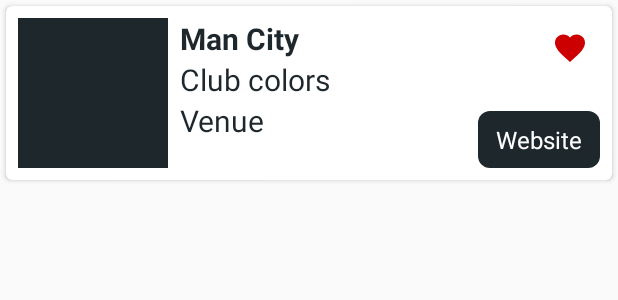
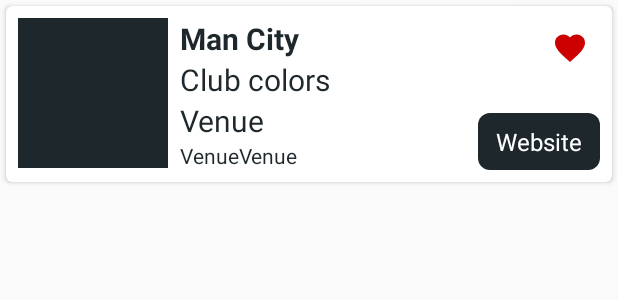
Before and after one commit to MohamedE610/PremierLeagueApp, an Android app: the layout item_team.xml on its own in the app's theme, with its tools: preview values and no code run, on a phone screen of 412 x 824 dp. Shown: the top 300 px of the screen. Run offline under Robolectric (Android 15) with nearby library versions, the phone set to English and light mode, and no system bars.

Commit message:
add textPlayersNames to each team in team list

```diff
--- a/app/src/main/java/com/example/premierleagueapp/features/teams/allteams/data/mapper/mapper.kt
+++ b/app/src/main/java/com/example/premierleagueapp/features/teams/allteams/data/mapper/mapper.kt
@@ -13,8 +13,9 @@ fun TeamDetailsEntity.map() = TeamModel(
     clubColors = this.clubColors,
     email = this.email,
     founded = this.founded,
-    phone = this.phone?:"",
+    phone = this.phone ?: "",
     venue = this.venue,
     crestUrl = this.crestUrl,
-    isFavourite = this.isFavourite
+    isFavourite = this.isFavourite,
+    teamPlayersNames = this.squad.joinToString(", ") { it.name }
 )
--- a/app/src/main/java/com/example/premierleagueapp/features/teams/allteams/domain/model/TeamModel.kt
+++ b/app/src/main/java/com/example/premierleagueapp/features/teams/allteams/domain/model/TeamModel.kt
@@ -14,6 +14,7 @@ data class TeamModel(
     val founded: Int = 0,
     val clubColors: String = "",
     val venue: String = "",
-    val crestUrl:String = "",
-    var isFavourite: Boolean = false
+    val crestUrl: String = "",
+    var isFavourite: Boolean = false,
+    val teamPlayersNames: String = ""
 )
--- a/app/src/main/java/com/example/premierleagueapp/features/teams/allteams/presentation/mapper/mapper.kt
+++ b/app/src/main/java/com/example/premierleagueapp/features/teams/allteams/presentation/mapper/mapper.kt
@@ -11,5 +11,6 @@ fun TeamModel.map() = TeamUI(
     venue = this.venue,
     clubColors = this.clubColors,
     crestUrl = this.crestUrl,
-    isFavourite = this.isFavourite
+    isFavourite = this.isFavourite,
+    teamPlayersNames = this.teamPlayersNames
 )
--- a/app/src/main/java/com/example/premierleagueapp/features/teams/allteams/presentation/model/TeamUI.kt
+++ b/app/src/main/java/com/example/premierleagueapp/features/teams/allteams/presentation/model/TeamUI.kt
@@ -7,5 +7,6 @@ data class TeamUI(
     val clubColors: String = "",
     val venue: String = "",
     val crestUrl:String = "",
-    var isFavourite: Boolean = false
+    var isFavourite: Boolean = false,
+    val teamPlayersNames: String = ""
 )
--- a/app/src/main/java/com/example/premierleagueapp/features/teams/allteams/presentation/view/adapter/TeamsAdapter.kt
+++ b/app/src/main/java/com/example/premierleagueapp/features/teams/allteams/presentation/view/adapter/TeamsAdapter.kt
@@ -79,5 +79,7 @@ class TeamViewHolder(
                 R.drawable.ic_unfavourite
         )
 
+        itemView.tvTeamPlayersNames.text = item.teamPlayersNames
+
     }
 }
--- a/app/src/main/res/layout/item_team.xml
+++ b/app/src/main/res/layout/item_team.xml
@@ -59,6 +59,20 @@
             tools:text="Venue" />
 
         <TextView
+            android:id="@+id/tvTeamPlayersNames"
+            android:layout_width="0dp"
+            android:layout_height="wrap_content"
+            android:layout_marginStart="8dp"
+            android:ellipsize="end"
+            android:maxLines="2"
+            android:textColor="@color/dark"
+            android:textSize="14sp"
+            app:layout_constraintEnd_toStartOf="@+id/btnTeamWebsite"
+            app:layout_constraintStart_toEndOf="@+id/imgTeam"
+            app:layout_constraintTop_toBottomOf="@id/tvTeamVenue"
+            tools:text="VenueVenue" />
+
+        <TextView
             android:id="@+id/btnTeamWebsite"
             android:layout_width="wrap_content"
             android:layout_height="wrap_content"
```
